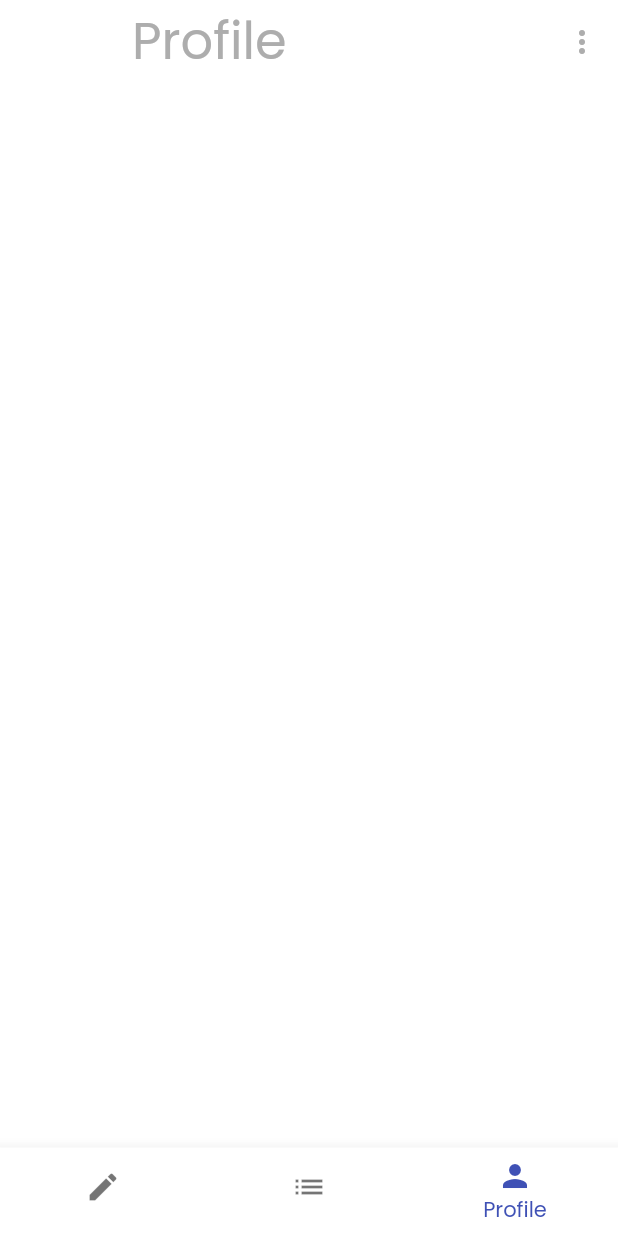
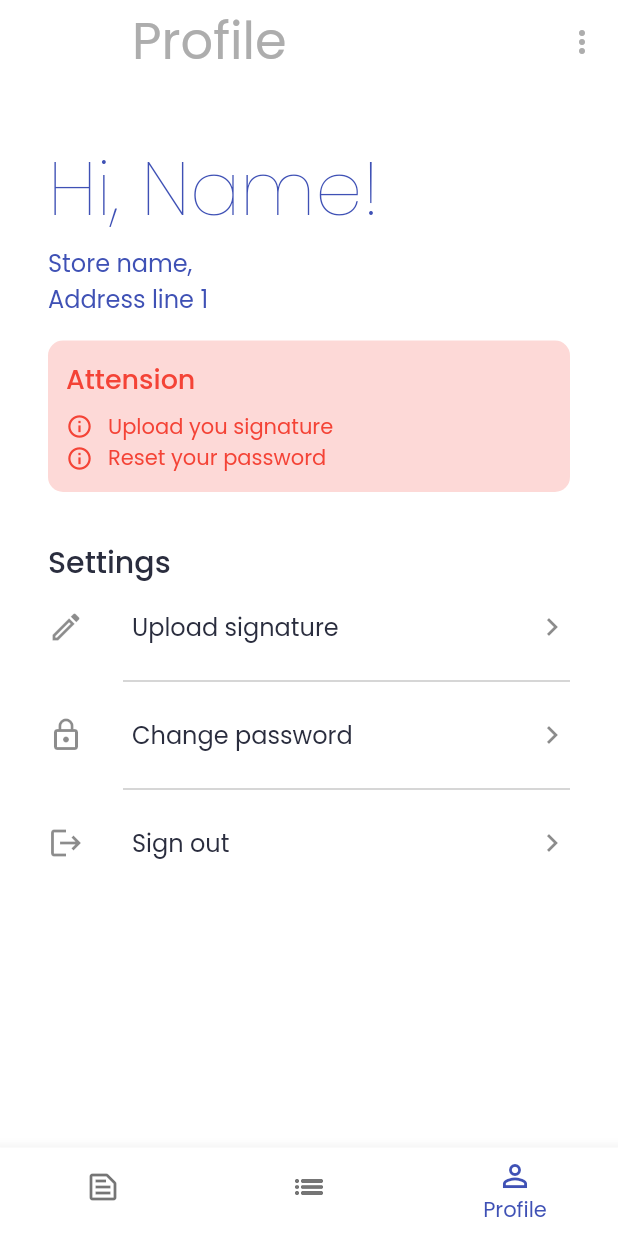
Before and after one commit to IamAKX/fastcheque, a Flutter app: the StaffHomeContainer screen opened by its route, item 3 of the bottom bar chosen, on a phone screen of 412 x 824 dp. Run offline on Flutter 3.47's test engine with Material 2 defaults, Android fonts, the phone set to English and light mode, and no system bars; our stand-ins replace dropdown_search, google_fonts.

Commit message:
Profile UI added

```diff
--- a/lib/screens/staff/staff_home_container/staff_home_container.dart
+++ b/lib/screens/staff/staff_home_container/staff_home_container.dart
@@ -15,9 +15,10 @@ class StaffHomeContainer extends StatefulWidget {
 
 class _StaffHomeContainerState extends State<StaffHomeContainer> {
   List<BottomNavigationBarItem> bottomNavigation = [
-    BottomNavigationBarItem(icon: Icon(Icons.create), label: 'Cheque'),
-    BottomNavigationBarItem(icon: Icon(Icons.list), label: 'Request'),
-    BottomNavigationBarItem(icon: Icon(Icons.person), label: 'Profile'),
+    BottomNavigationBarItem(
+        icon: Icon(Icons.text_snippet_outlined), label: 'Cheque'),
+    BottomNavigationBarItem(icon: Icon(Icons.list_outlined), label: 'Requests'),
+    BottomNavigationBarItem(icon: Icon(Icons.person_outline), label: 'Profile'),
   ];
   int _currentTabIndex = 0;
 
--- a/lib/screens/staff/staff_profile/staff_profile.dart
+++ b/lib/screens/staff/staff_profile/staff_profile.dart
@@ -1,4 +1,6 @@
+import 'package:fastcheque/utils/color.dart';
 import 'package:fastcheque/utils/constants.dart';
+import 'package:fastcheque/widgets/error_information.dart';
 import 'package:flutter/material.dart';
 
 class StaffProfile extends StatefulWidget {
@@ -12,8 +14,73 @@ class _StaffProfileState extends State<StaffProfile> {
   @override
   Widget build(BuildContext context) {
     return ListView(
-      padding: EdgeInsets.all(defaultPadding),
-      children: [],
+      padding: EdgeInsets.all(defaultPadding * 2),
+      children: [
+        Text(
+          'Hi, Name!',
+          style: Theme.of(context).textTheme.headline1?.copyWith(
+                fontSize: 50,
+                color: primaryColor,
+              ),
+        ),
+        Text(
+          'Store name,',
+          style: Theme.of(context).textTheme.subtitle1?.copyWith(
+                color: primaryColor,
+              ),
+        ),
+        Text(
+          'Address line 1',
+          style: Theme.of(context).textTheme.subtitle1?.copyWith(
+                color: primaryColor,
+              ),
+        ),
+        SizedBox(
+          height: defaultPadding,
+        ),
+        ErrorInformation(
+          hint: [
+            'Upload you signature',
+            'Reset your password',
+          ],
+        ),
+        SizedBox(
+          height: defaultPadding * 2,
+        ),
+        Text(
+          'Settings',
+          style: Theme.of(context).textTheme.headline6,
+        ),
+        ListTile(
+          contentPadding: EdgeInsets.zero,
+          title: Text('Upload signature'),
+          leading: Icon(Icons.edit_outlined),
+          trailing: Icon(Icons.keyboard_arrow_right_outlined),
+          onTap: () => null,
+        ),
+        Divider(
+          color: hintColor,
+          indent: 50,
+        ),
+        ListTile(
+          contentPadding: EdgeInsets.zero,
+          title: Text('Change password'),
+          leading: Icon(Icons.lock_outline),
+          trailing: Icon(Icons.keyboard_arrow_right_outlined),
+          onTap: () => null,
+        ),
+        Divider(
+          color: hintColor,
+          indent: 50,
+        ),
+        ListTile(
+          contentPadding: EdgeInsets.zero,
+          title: Text('Sign out'),
+          leading: Icon(Icons.logout),
+          trailing: Icon(Icons.keyboard_arrow_right_outlined),
+          onTap: () => null,
+        )
+      ],
     );
   }
 }
--- /dev/null
+++ b/lib/widgets/error_information.dart
@@ -0,0 +1,57 @@
+import 'package:fastcheque/utils/constants.dart';
+import 'package:flutter/material.dart';
+
+class ErrorInformation extends StatelessWidget {
+  final List<String> hint;
+  const ErrorInformation({
+    Key? key,
+    required this.hint,
+  }) : super(key: key);
+
+  @override
+  Widget build(BuildContext context) {
+    return Container(
+      decoration: BoxDecoration(
+        color: Colors.red.withOpacity(0.2),
+        borderRadius: BorderRadius.circular(10),
+      ),
+      padding: EdgeInsets.all(defaultPadding * 0.75),
+      child: Column(
+        crossAxisAlignment: CrossAxisAlignment.start,
+        children: [
+          Text(
+            'Attension',
+            style: Theme.of(context).textTheme.headline6?.copyWith(
+                  color: Colors.red,
+                  fontSize: 18,
+                ),
+          ),
+          SizedBox(
+            height: defaultPadding / 2,
+          ),
+          for (String h in hint) ...{
+            Row(
+              children: [
+                Icon(
+                  Icons.info_outline,
+                  color: Colors.red,
+                  size: 18,
+                ),
+                SizedBox(
+                  width: 10,
+                ),
+                Text(
+                  h,
+                  style: Theme.of(context)
+                      .textTheme
+                      .caption
+                      ?.copyWith(color: Colors.red, fontSize: 14),
+                ),
+              ],
+            ),
+          }
+        ],
+      ),
+    );
+  }
+}
```
